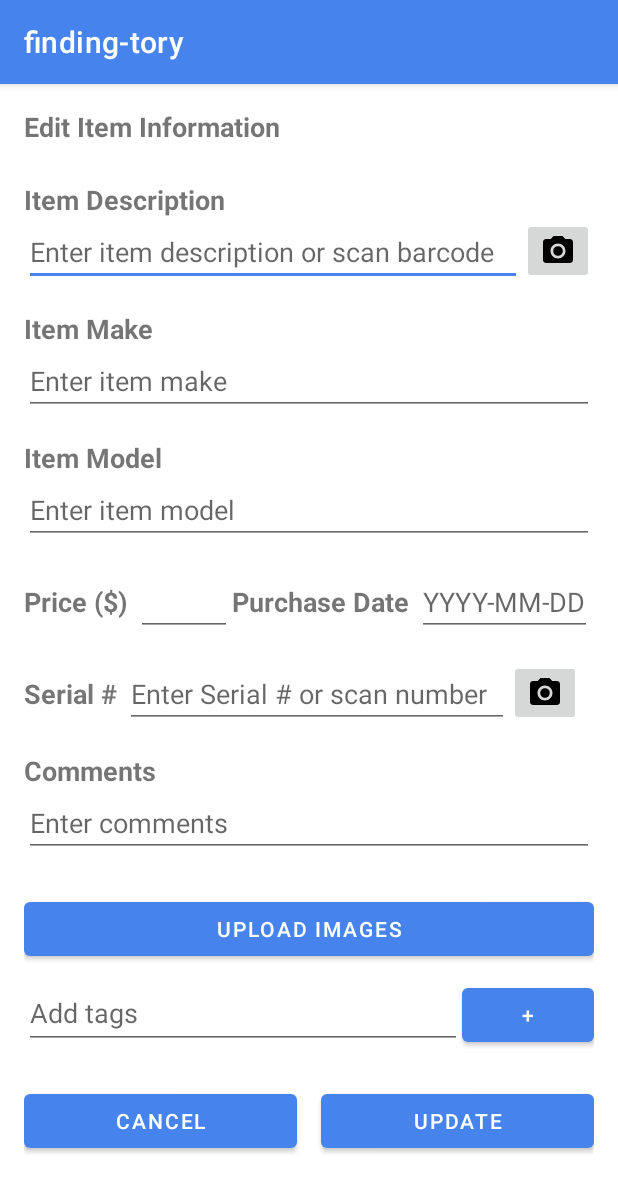
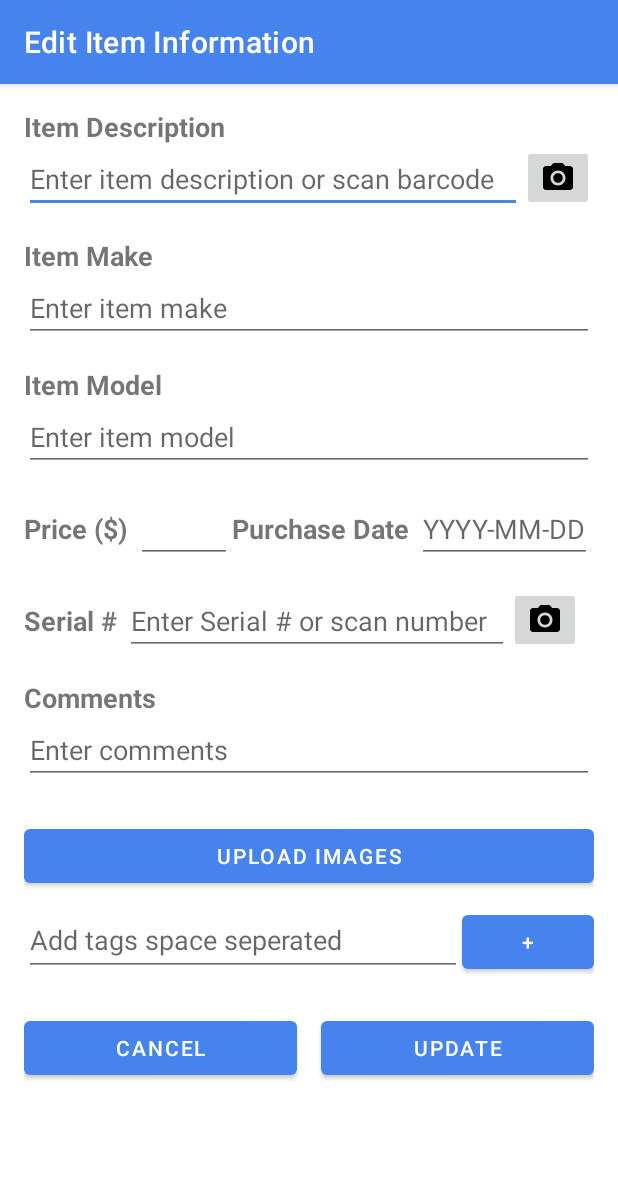
Before and after one commit to CMPUT301F23T12/finding-tory, an Android app: the UpsertViewActivity screen opened directly, with no data from a screen before it, on a phone screen of 412 x 824 dp. Shown: the top 1192 px of the screen. Run offline under Robolectric (Android 15) with nearby library versions, the phone set to English and light mode, and no system bars; our stand-ins replace Firebase (no records; nobody signed in at launch, a user with empty details on screens opened directly); libraries missing offline, so code that uses them is left out: com.github.dhaval2404.imagepicker, com.journeyapps.barcodescanner; network calls fail; pictures from the network do not load; 8 statements that could not run were skipped.

Commit message:
Small misc UI changes

```diff
--- a/app/src/main/java/com/example/finding_tory/InventoryAdapter.java
+++ b/app/src/main/java/com/example/finding_tory/InventoryAdapter.java
@@ -1,7 +1,6 @@
 package com.example.finding_tory;
 
 import android.content.Context;
-import android.icu.util.Measure;
 import android.util.SparseBooleanArray;
 import android.view.LayoutInflater;
 import android.view.View;
@@ -62,7 +61,6 @@ public class InventoryAdapter extends ArrayAdapter<Item> {
         Item item = items.get(position);
         TextView descriptionTextView = view.findViewById(R.id.description_text);
         TextView valueTextView = view.findViewById(R.id.value_text);
-//        TextView tagsTextView = view.findViewById(R.id.tags_text);
         CheckBox checkBox = view.findViewById(R.id.item_checkbox);
         checkBox.setChecked(selectedItems.get(position, false));
 
@@ -119,7 +117,6 @@ public class InventoryAdapter extends ArrayAdapter<Item> {
                 toggleSelection(position);
             }
         });
-//        tagsTextView.setText(item.getTagsString());
 
         return view;
     }
--- a/app/src/main/java/com/example/finding_tory/LedgerViewActivity.java
+++ b/app/src/main/java/com/example/finding_tory/LedgerViewActivity.java
@@ -5,6 +5,7 @@ import android.os.Bundle;
 import android.view.Menu;
 import android.view.View;
 import android.widget.LinearLayout;
+import android.widget.TextView;
 
 import androidx.activity.OnBackPressedCallback;
 import androidx.appcompat.app.AppCompatActivity;
@@ -48,6 +49,7 @@ public class LedgerViewActivity extends AppCompatActivity {
 
         binding = ActivityLedgerViewBinding.inflate(getLayoutInflater());
         setContentView(binding.getRoot());
+        setTitle("Welcome!");
 
         AUTH_USER = loadData();
         if (AUTH_USER.equals("")) {
--- a/app/src/main/java/com/example/finding_tory/UpsertViewActivity.java
+++ b/app/src/main/java/com/example/finding_tory/UpsertViewActivity.java
@@ -56,7 +56,6 @@ public class UpsertViewActivity extends AppCompatActivity implements DatePickerD
     private Button cancel_button;
     private ImageButton scan_barcode_button;
     private ImageButton scan_serial_button;
-    private TextView view_title;
     private LinearLayout tags_container;
     private EditText description_text;
     private EditText make_text;
@@ -92,7 +91,6 @@ public class UpsertViewActivity extends AppCompatActivity implements DatePickerD
         cancel_button = findViewById(R.id.cancel_button);
         scan_barcode_button = findViewById(R.id.scan_barcode_button);
         scan_serial_button = findViewById(R.id.serial_number_scanner);
-        view_title = findViewById(R.id.upsert_title);
         tags_container = findViewById(R.id.tags_container);
         description_text = findViewById(R.id.description_edittext);
         make_text = findViewById(R.id.make_edittext);
@@ -126,11 +124,11 @@ public class UpsertViewActivity extends AppCompatActivity implements DatePickerD
         }
         //initializes UI based on if user wants to add or edit item
         if (isAdd) {
-            view_title.setText("Add Item Information");
+            setTitle("Add Item Information");
             submit_button.setText("Add");
             date_purchased_text.setText(new SimpleDateFormat("yyyy-MM-dd").format(new Date()));
         } else {
-            view_title.setText("Edit Item Information");
+            setTitle("Edit Item Information");
             description_text.setText(item.getDescription());
             make_text.setText(item.getMake());
             model_text.setText(item.getModel());
@@ -158,8 +156,6 @@ public class UpsertViewActivity extends AppCompatActivity implements DatePickerD
                 });
                 tags_container.addView(tagView);
             }
-//            imageAdapter.notifyDataSetChanged();
-//            justifyListViewHeightBasedOnChildren();
         }
 
         /**
--- a/app/src/main/res/layout/activity_upsert_view.xml
+++ b/app/src/main/res/layout/activity_upsert_view.xml
@@ -19,15 +19,6 @@
                 android:layout_height="wrap_content"
                 android:orientation="vertical"
                 android:padding="16dp">
-
-                <TextView
-                    android:id="@+id/upsert_title"
-                    android:layout_width="match_parent"
-                    android:layout_height="wrap_content"
-                    android:layout_marginBottom="24dp"
-                    android:text="Title"
-                    android:textSize="18sp"
-                    android:textStyle="bold" />
 
                 <LinearLayout
                     android:layout_width="match_parent"
@@ -261,7 +252,7 @@
                         android:layout_weight="1"
                         android:autofillHints=""
                         android:ems="10"
-                        android:hint="Add tags"
+                        android:hint="Add tags space seperated"
                         android:inputType="text"
                         android:minHeight="48dp" />
 
--- a/app/src/main/res/layout/inventory_content.xml
+++ b/app/src/main/res/layout/inventory_content.xml
@@ -16,7 +16,7 @@
         android:layout_height="wrap_content"
         android:padding="5dp"
         android:text="(Inv Name)"
-        android:textSize="15sp"
+        android:textSize="20sp"
         android:textStyle="bold"
         app:layout_constraintStart_toStartOf="parent"
         app:layout_constraintTop_toTopOf="parent" />
--- a/app/src/main/res/layout/nav_header_main.xml
+++ b/app/src/main/res/layout/nav_header_main.xml
@@ -27,9 +27,4 @@
         android:text="@string/nav_header_title"
         android:textAppearance="@style/TextAppearance.AppCompat.Body1" />
 
-    <TextView
-        android:id="@+id/textView"
-        android:layout_width="wrap_content"
-        android:layout_height="wrap_content"
-        android:text="@string/nav_header_subtitle" />
 </LinearLayout>
```
